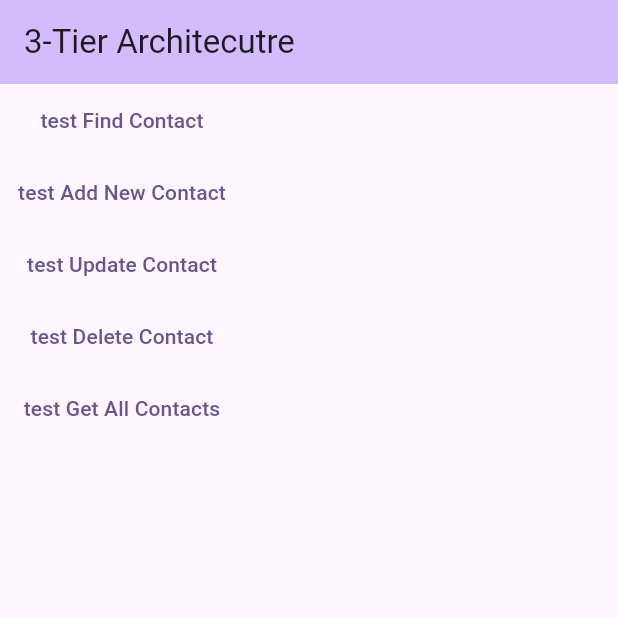
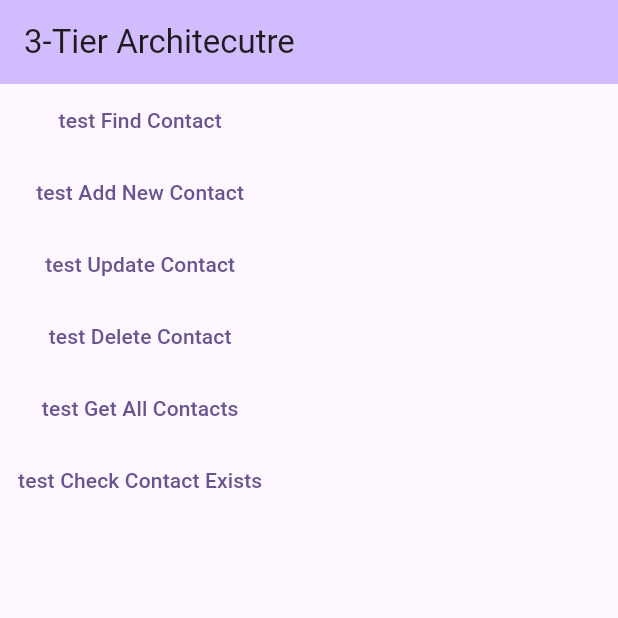
Before and after one commit to engIbrahemQruea/Backend-Database-Architecture, a Flutter app: the screen it shows after launch, after a tap on "test Get All Contacts", on a phone screen of 412 x 824 dp, the top half of it. Run offline on Flutter 3.47's test engine with Material 3 defaults, Android fonts, the phone set to English and light mode, and no system bars; our stand-ins replace sqflite, sqflite_common_ffi; accounts and stored records are empty.

Commit message:
add: 016_ Is Contact Exist

```diff
--- a/database_connectivity/lib/business_logic_layer/business_logic_model.dart
+++ b/database_connectivity/lib/business_logic_layer/business_logic_model.dart
@@ -133,4 +133,8 @@ class BusinessLogicModel {
     final dataList = await DataAccessModel.getAllContacts();
     return dataList.map((data) => BusinessLogicModel.fromMap(data)).toList();
   }
+
+  static Future<bool> isContactExists(int contactID) async {
+    return await DataAccessModel.isContactExists(contactID);
+  }
 }
--- a/database_connectivity/lib/presentation_layer/functions_tests.dart
+++ b/database_connectivity/lib/presentation_layer/functions_tests.dart
@@ -71,7 +71,17 @@ class FunctionsTests {
 
     print('Total Contacts: ${contacts.length}\n');
     for (var contact in contacts) {
-      print('${contact.firstName} ${contact.lastName} - ${contact.email}');
+      print(
+        '${contact.contactID} ${contact.firstName} ${contact.lastName} - ${contact.email}',
+      );
+    }
+  }
+
+  static void testIsContactExists({required int contactID}) async {
+    if (await BusinessLogicModel.isContactExists(contactID)) {
+      print('Contact with ID $contactID exists.');
+    } else {
+      print('Contact with ID $contactID does not exist.');
     }
   }
 }
--- a/database_connectivity/lib/presentation_layer/presentation_layer.dart
+++ b/database_connectivity/lib/presentation_layer/presentation_layer.dart
@@ -55,6 +55,12 @@ class MyHomePage extends StatelessWidget {
             },
             child: Text('test Get All Contacts'),
           ),
+          TextButton(
+            onPressed: () {
+              FunctionsTests.testIsContactExists(contactID: 8);
+            },
+            child: Text('test Check Contact Exists'),
+          ),
         ],
       ),
     );
```
Also changed, not shown: database_connectivity/lib/data_access_layer/data_access.dart (+17 -0 lines).
